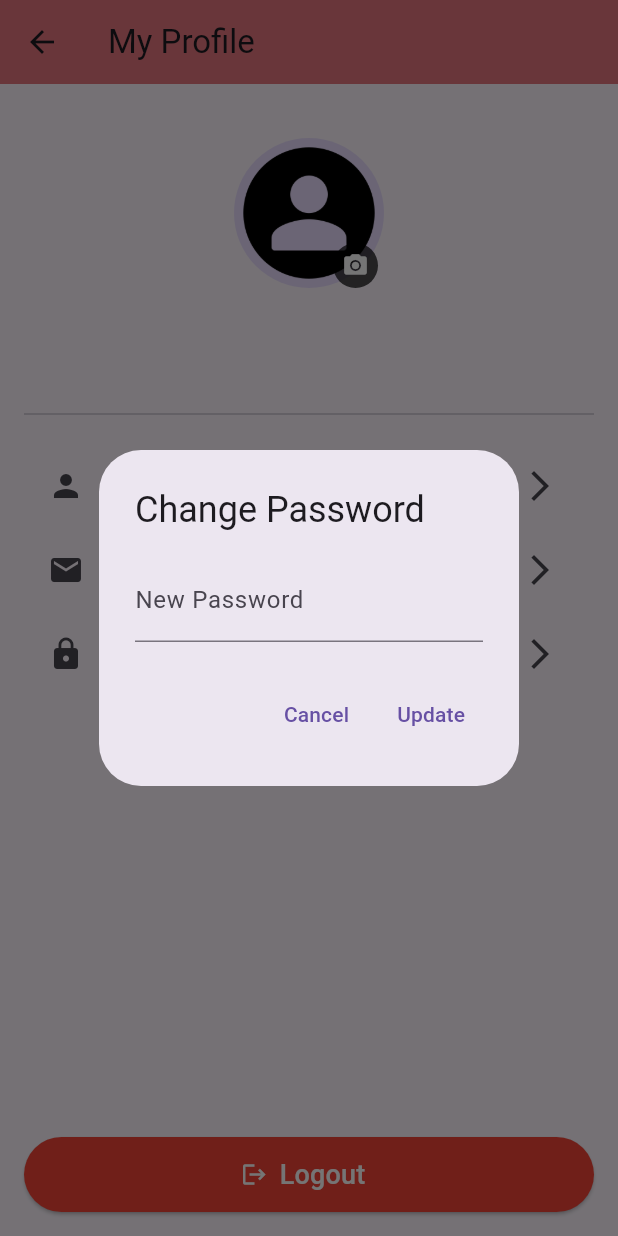
After one commit to kubraaslam/AwarePlus_App, a Flutter app: the ProfileView screen opened by its route, after a tap on "Change Password", on a phone screen of 412 x 824 dp. The commit adds this screen. Run offline on Flutter 3.47's test engine with Material 3 defaults, Android fonts, the phone set to English and light mode, and no system bars; our stand-ins replace cloud_firestore, firebase_auth, firebase_core, image_picker, video_player; accounts and stored records are empty.

Commit message:
making the user profile page

```diff
--- a/lib/routes.dart
+++ b/lib/routes.dart
@@ -3,6 +3,7 @@ import 'package:aware_plus/views/glossary_view.dart';
 import 'package:aware_plus/views/home_view.dart';
 import 'package:aware_plus/views/knowledge_view.dart';
 import 'package:aware_plus/views/login_view.dart';
+import 'package:aware_plus/views/profile_view.dart';
 import 'package:aware_plus/views/signup_view.dart';
 import 'package:aware_plus/views/support_view.dart';
 import 'package:aware_plus/views/welcome_view.dart';
@@ -17,4 +18,5 @@ final Map<String, WidgetBuilder> appRoutes = {
   '/support' : (_) => SupportView(),
   '/glossary' : (_) => GlossaryView(),
   '/emergency' : (_) => EmergencyView(),
+  '/profile': (_) => ProfileView(),
 };
--- /dev/null
+++ b/lib/views/profile_view.dart
@@ -0,0 +1,296 @@
+// ignore_for_file: use_build_context_synchronously
+
+import 'dart:io';
+
+import 'package:cloud_firestore/cloud_firestore.dart';
+import 'package:firebase_auth/firebase_auth.dart';
+import 'package:flutter/material.dart';
+import 'package:image_picker/image_picker.dart';
+
+class ProfileView extends StatefulWidget {
+  const ProfileView({super.key});
+
+  @override
+  State<ProfileView> createState() => _ProfileViewState();
+}
+
+class _ProfileViewState extends State<ProfileView> {
+  final FirebaseAuth _auth = FirebaseAuth.instance;
+  final FirebaseFirestore _firestore = FirebaseFirestore.instance;
+
+  User? _user;
+  String _email = '';
+  String _username = '';
+  bool _isLoading = true;
+
+  @override
+  void initState() {
+    super.initState();
+    _loadUserData();
+  }
+
+  Future<void> _loadUserData() async {
+    _user = _auth.currentUser;
+    if (_user != null) {
+      _email = _user!.email ?? '';
+      final doc = await _firestore.collection('users').doc(_user!.uid).get();
+      final data = doc.data();
+      if (data != null) {
+        _username = data['username'] ?? '';
+      }
+    }
+    if (!mounted) return;
+    setState(() => _isLoading = false);
+  }
+
+  File? _profileImage;
+
+  Future<void> _pickImage() async {
+    final picker = ImagePicker();
+    final pickedFile = await picker.pickImage(source: ImageSource.gallery);
+
+    if (pickedFile != null) {
+      setState(() {
+        _profileImage = File(pickedFile.path);
+      });
+    }
+  }
+
+  Future<void> _changeUsernameDialog() async {
+    final controller = TextEditingController(text: _username);
+
+    await showDialog(
+      context: context,
+      builder:
+          (context) => AlertDialog(
+            title: const Text("Change Username"),
+            content: TextField(
+              controller: controller,
+              decoration: const InputDecoration(labelText: 'New Username'),
+            ),
+            actions: [
+              TextButton(
+                onPressed: () => Navigator.pop(context),
+                child: const Text("Cancel"),
+              ),
+              TextButton(
+                onPressed: () async {
+                  String newName = controller.text.trim();
+                  await _firestore.collection('users').doc(_user!.uid).update({
+                    'username': newName,
+                  });
+                  setState(() => _username = newName);
+                  if (!mounted) return;
+                  Navigator.pop(context);
+                  ScaffoldMessenger.of(context).showSnackBar(
+                    const SnackBar(content: Text("Username updated")),
+                  );
+                },
+                child: const Text("Update"),
+              ),
+            ],
+          ),
+    );
+  }
+
+  Future<void> _changeEmailDialog() async {
+    final controller = TextEditingController(text: _email);
+
+    await showDialog(
+      context: context,
+      builder:
+          (context) => AlertDialog(
+            title: const Text("Change Email"),
+            content: TextField(
+              controller: controller,
+              decoration: const InputDecoration(labelText: 'New Email'),
+            ),
+            actions: [
+              TextButton(
+                onPressed: () => Navigator.pop(context),
+                child: const Text("Cancel"),
+              ),
+              TextButton(
+                onPressed: () async {
+                  try {
+                    String newEmail = controller.text.trim();
+                    await _user!.verifyBeforeUpdateEmail(newEmail);
+                    setState(() => _email = newEmail);
+                    if (!mounted) return;
+                    Navigator.pop(context);
+                    ScaffoldMessenger.of(context).showSnackBar(
+                      const SnackBar(content: Text("Email updated")),
+                    );
+                  } catch (e) {
+                    if (!mounted) return;
+                    Navigator.pop(context);
+                    ScaffoldMessenger.of(context).showSnackBar(
+                      SnackBar(content: Text("Error: ${e.toString()}")),
+                    );
+                  }
+                },
+                child: const Text("Update"),
+              ),
+            ],
+          ),
+    );
+  }
+
+  Future<void> _changePasswordDialog() async {
+    final controller = TextEditingController();
+
+    await showDialog(
+      context: context,
+      builder:
+          (context) => AlertDialog(
+            title: const Text("Change Password"),
+            content: TextField(
+              controller: controller,
+              obscureText: true,
+              decoration: const InputDecoration(labelText: 'New Password'),
+            ),
+            actions: [
+              TextButton(
+                onPressed: () => Navigator.pop(context),
+                child: const Text("Cancel"),
+              ),
+              TextButton(
+                onPressed: () async {
+                  try {
+                    String newPass = controller.text.trim();
+                    await _user!.updatePassword(newPass);
+                    if (!mounted) return;
+                    Navigator.pop(context);
+                    ScaffoldMessenger.of(context).showSnackBar(
+                      const SnackBar(content: Text("Password updated")),
+                    );
+                  } catch (e) {
+                    if (!mounted) return;
+                    Navigator.pop(context);
+                    ScaffoldMessenger.of(context).showSnackBar(
+                      SnackBar(content: Text("Error: ${e.toString()}")),
+                    );
+                  }
+                },
+                child: const Text("Update"),
+              ),
+            ],
+          ),
+    );
+  }
+
+  @override
+  Widget build(BuildContext context) {
+    if (_isLoading) {
+      return const Scaffold(body: Center(child: CircularProgressIndicator()));
+    }
+
+    return Scaffold(
+      appBar: AppBar(
+        title: const Text('My Profile'),
+        backgroundColor: const Color.fromARGB(255, 229, 117, 126),
+      ),
+      body: Padding(
+        padding: const EdgeInsets.all(16.0),
+        child: Column(
+          children: [
+            const SizedBox(height: 20),
+
+            Stack(
+              alignment: Alignment.bottomRight,
+              children: [
+                GestureDetector(
+                  onTap: _pickImage,
+                  child: CircleAvatar(
+                    radius: 50,
+                    backgroundImage:
+                        _profileImage != null
+                            ? FileImage(_profileImage!)
+                            : const AssetImage('assets/img/default_avatar.png')
+                                as ImageProvider,
+                  ),
+                ),
+                Positioned(
+                  bottom: 0,
+                  right: 4,
+                  child: GestureDetector(
+                    onTap: _pickImage,
+                    child: Container(
+                      padding: const EdgeInsets.all(6),
+                      decoration: BoxDecoration(
+                        shape: BoxShape.circle,
+                        color: const Color(0xB3000000),
+                      ),
+                      child: const Icon(
+                        Icons.camera_alt,
+                        color: Colors.white,
+                        size: 18,
+                      ),
+                    ),
+                  ),
+                ),
+              ],
+            ),
+
+            const SizedBox(height: 12),
+
+            Text(
+              _username,
+              style: const TextStyle(
+                fontSize: 20,
+                color: Colors.black,
+                fontWeight: FontWeight.bold,
+              ),
+            ),
+            Text(
+              _email,
+              style: const TextStyle(fontSize: 16, color: Colors.grey),
+            ),
+
+            const Divider(height: 40),
+
+            ListTile(
+              leading: const Icon(Icons.person),
+              title: const Text("Change Username"),
+              trailing: const Icon(Icons.arrow_forward_ios),
+              onTap: _changeUsernameDialog,
+            ),
+
+            ListTile(
+              leading: const Icon(Icons.email),
+              title: const Text("Change Email"),
+              trailing: const Icon(Icons.arrow_forward_ios),
+              onTap: _changeEmailDialog,
+            ),
+
+            ListTile(
+              leading: const Icon(Icons.lock),
+              title: const Text("Change Password"),
+              trailing: const Icon(Icons.arrow_forward_ios),
+              onTap: _changePasswordDialog,
+            ),
+
+            const Spacer(),
+
+            ElevatedButton.icon(
+              onPressed: () async {
+                await _auth.signOut();
+                if (!mounted) return;
+                Navigator.pushReplacementNamed(context, '/login');
+              },
+              icon: const Icon(Icons.logout, color: Colors.white),
+              label: const Text(
+                "Logout",
+                style: TextStyle(color: Colors.white, fontSize: 18),
+              ),
+              style: ElevatedButton.styleFrom(
+                backgroundColor: Colors.red.shade500,
+                minimumSize: const Size(double.infinity, 50),
+              ),
+            ),
+          ],
+        ),
+      ),
+    );
+  }
+}
--- a/pubspec.yaml
+++ b/pubspec.yaml
@@ -39,6 +39,7 @@ dependencies:
   firebase_auth: ^5.6.2
   video_player: ^2.8.1
   url_launcher: ^6.3.2
+  image_picker: ^1.1.2
 
 dev_dependencies:
   flutter_test:
@@ -65,6 +66,7 @@ flutter:
   # To add assets to your application, add an assets section, like this:
   assets:
     - assets/img/awareplus-logo.png
+    - assets/img/default_avatar.png
 
     - assets/infographics/Myths & Misconceptions/common-mens-health-myths.png
     - assets/infographics/Myths & Misconceptions/Masturbation Myths _ How much is too much_ _ Urologist explains the truth about masturbation.mp4
```
Also changed, not shown: assets/img/default_avatar.png (added), pubspec.lock, 5 other files.
